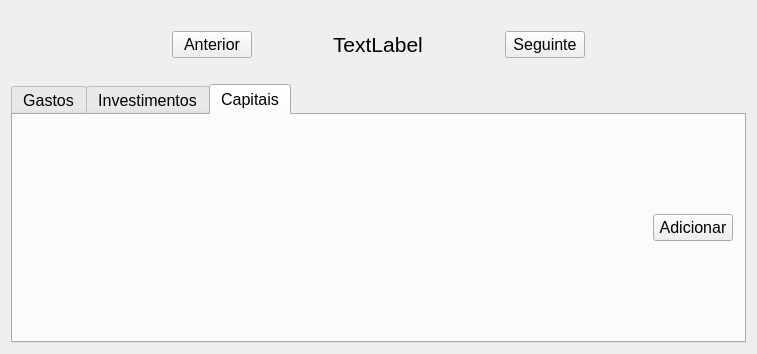
Above: Vida Financeira/mainwindow.ui from carlos-vinicios/Projeto_C before the change. Below: the same form after it.
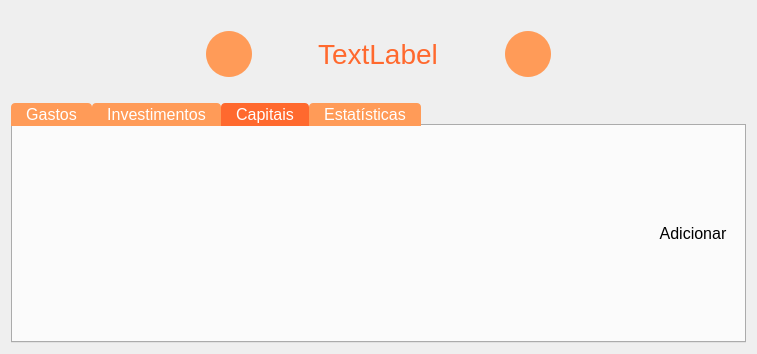
That is the form after the change. The open tabs and pages were chosen to show the change. Icons and pictures are not drawn.

```diff
--- a/Vida Financeira/mainwindow.ui
+++ b/Vida Financeira/mainwindow.ui
@@ -34,6 +34,9 @@
   <property name="layoutDirection">
    <enum>Qt::LeftToRight</enum>
   </property>
+  <property name="autoFillBackground">
+   <bool>true</bool>
+  </property>
   <widget class="QWidget" name="centralWidget">
    <property name="enabled">
     <bool>true</bool>
@@ -61,25 +64,108 @@
        <widget class="QLabel" name="labelMes">
         <property name="font">
          <font>
-          <pointsize>16</pointsize>
+          <pointsize>-1</pointsize>
          </font>
         </property>
+        <property name="styleSheet">
+         <string notr="true">QLabel{
+	color:rgb(255, 105, 46);
+	text-transform: uppercase;
+	font-size: 28px;
+	font-weight: 2px;
+}</string>
+        </property>
         <property name="text">
          <string>TextLabel</string>
         </property>
+        <property name="textFormat">
+         <enum>Qt::PlainText</enum>
+        </property>
+        <property name="alignment">
+         <set>Qt::AlignCenter</set>
+        </property>
        </widget>
       </item>
       <item row="0" column="0" alignment="Qt::AlignRight">
        <widget class="QPushButton" name="mesAnterior">
-        <property name="text">
-         <string>Anterior</string>
+        <property name="minimumSize">
+         <size>
+          <width>46</width>
+          <height>46</height>
+         </size>
+        </property>
+        <property name="cursor">
+         <cursorShape>PointingHandCursor</cursorShape>
+        </property>
+        <property name="styleSheet">
+         <string notr="true">#mesAnterior{
+	background-color: rgb(255, 155, 88);
+	border-style: solid;
+	border-radius:23px;
+	max-width:46px;
+	max-height:46px;
+	min-width:46px;
+	min-height:46px;
+}</string>
+        </property>
+        <property name="icon">
+         <iconset resource="icons.qrc">
+          <normaloff>:/Downloads/if_previous_308957.png</normaloff>:/Downloads/if_previous_308957.png</iconset>
+        </property>
+        <property name="iconSize">
+         <size>
+          <width>35</width>
+          <height>35</height>
+         </size>
+        </property>
+        <property name="autoDefault">
+         <bool>false</bool>
+        </property>
+        <property name="default">
+         <bool>false</bool>
+        </property>
+        <property name="flat">
+         <bool>true</bool>
         </property>
        </widget>
       </item>
       <item row="0" column="2" alignment="Qt::AlignLeft">
        <widget class="QPushButton" name="mesSeguin">
-        <property name="text">
-         <string>Seguinte</string>
+        <property name="minimumSize">
+         <size>
+          <width>46</width>
+          <height>46</height>
+         </size>
+        </property>
+        <property name="font">
+         <font>
+          <pointsize>12</pointsize>
+         </font>
+        </property>
+        <property name="cursor">
+         <cursorShape>PointingHandCursor</cursorShape>
+        </property>
+        <property name="styleSheet">
+         <string notr="true">background-color: rgb(255, 155, 88);
+border-style: solid;
+border-radius:23px;
+max-width:46px;
+max-height:46px;
+min-width:46px;
+min-height:46px;</string>
+        </property>
+        <property name="icon">
+         <iconset resource="icons.qrc">
+          <normaloff>:/Downloads/if_next_308956.png</normaloff>:/Downloads/if_next_308956.png</iconset>
+        </property>
+        <property name="iconSize">
+         <size>
+          <width>35</width>
+          <height>35</height>
+         </size>
+        </property>
+        <property name="flat">
+         <bool>true</bool>
         </property>
        </widget>
       </item>
@@ -87,6 +173,30 @@
     </item>
     <item>
      <widget class="QTabWidget" name="tabWidget">
+      <property name="font">
+       <font>
+        <family>Segoe UI</family>
+        <pointsize>12</pointsize>
+       </font>
+      </property>
+      <property name="styleSheet">
+       <string notr="true">::tab:selected {
+    background-color: rgb(255, 105, 46);
+	color:#FFF;
+}
+::tab {
+	color:#FFF;
+	background-color: rgb(255, 155, 88);
+	border-top-left-radius: 4px;
+    border-top-right-radius: 4px;
+	padding: 2px 15px;
+}
+::tab:hover {
+  background: qlineargradient(x1: 0, y1: 0, x2: 0, y2: 1,
+                                stop: 0 #ff9b58, stop: 0.4 #ff7037,
+                                stop: 0.5 #ff7037, stop: 1.0 #ff9b58);
+}</string>
+      </property>
       <property name="currentIndex">
        <number>0</number>
       </property>
@@ -134,23 +244,74 @@
        </layout>
       </widget>
       <widget class="QWidget" name="tabCapitais">
+       <property name="font">
+        <font>
+         <family>Segoe UI</family>
+         <pointsize>12</pointsize>
+        </font>
+       </property>
        <attribute name="title">
         <string>Capitais</string>
        </attribute>
        <layout class="QVBoxLayout" name="verticalLayout_5">
         <item>
          <layout class="QGridLayout" name="layoutCapitais">
-          <item row="0" column="0" alignment="Qt::AlignRight">
+          <item row="0" column="0" alignment="Qt::AlignLeft">
            <widget class="QPushButton" name="addCapitais">
+            <property name="font">
+             <font>
+              <family>Segoe UI</family>
+              <pointsize>12</pointsize>
+             </font>
+            </property>
+            <property name="layoutDirection">
+             <enum>Qt::RightToLeft</enum>
+            </property>
             <property name="text">
              <string>Adicionar</string>
             </property>
+            <property name="icon">
+             <iconset resource="icons.qrc">
+              <normaloff>:/Downloads/icons8-plus.svg</normaloff>:/Downloads/icons8-plus.svg</iconset>
+            </property>
+            <property name="iconSize">
+             <size>
+              <width>40</width>
+              <height>40</height>
+             </size>
+            </property>
+            <property name="flat">
+             <bool>true</bool>
+            </property>
            </widget>
           </item>
          </layout>
         </item>
        </layout>
       </widget>
+      <widget class="QWidget" name="tabEstatisticas">
+       <property name="font">
+        <font>
+         <family>Segoe UI</family>
+         <pointsize>12</pointsize>
+        </font>
+       </property>
+       <attribute name="title">
+        <string>Estatísticas</string>
+       </attribute>
+       <layout class="QVBoxLayout" name="verticalLayout_2">
+        <item>
+         <layout class="QGridLayout" name="gridLayoutEstatisticas" rowminimumheight="0">
+          <property name="sizeConstraint">
+           <enum>QLayout::SetMinAndMaxSize</enum>
+          </property>
+          <property name="spacing">
+           <number>0</number>
+          </property>
+         </layout>
+        </item>
+       </layout>
+      </widget>
      </widget>
     </item>
    </layout>
```
Left out of the diff: 61 changed lines with no effect on the pictures.
